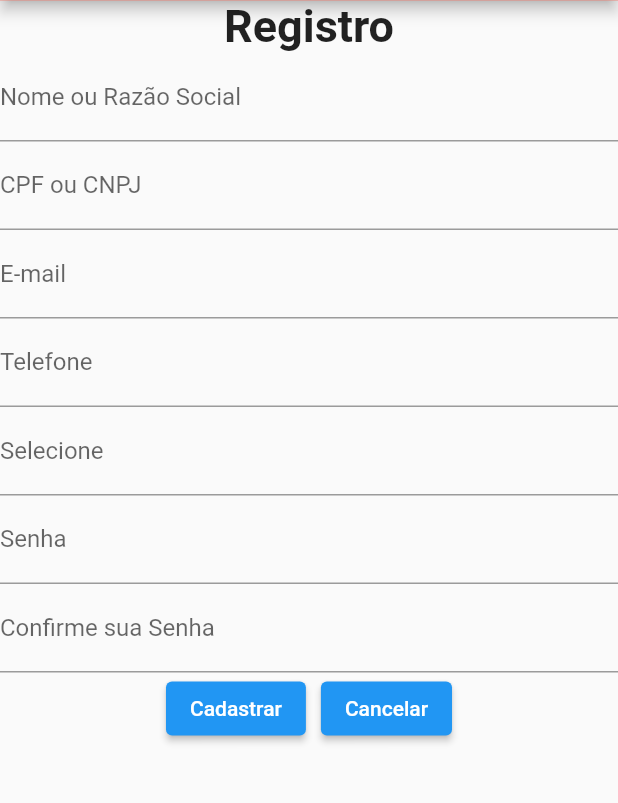
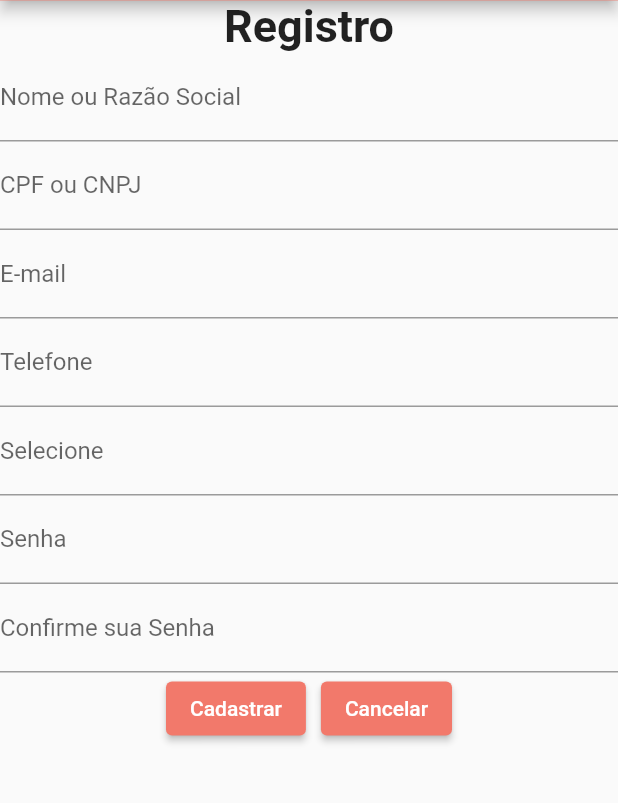
Before and after one commit to brunosecchi/PIVI-CargoBank, a Flutter app: the screen it shows after launch, after a tap on "Crie sua conta", on a phone screen of 412 x 824 dp, the part 185-988 px from its top. Run offline on Flutter 3.47's test engine with Material 2 defaults, Android fonts, the phone set to English and light mode, and no system bars.

Commit message:
create list page + color buttons

```diff
--- a/lib/features/auth/login/login_view.dart
+++ b/lib/features/auth/login/login_view.dart
@@ -31,24 +31,35 @@ class _LoginViewState extends State<LoginView> {
                   controller: _passwordController,
                   decoration: const InputDecoration(label: Text('Senha')),
                 ),
-                ElevatedButton(onPressed: () {}, child: Text('Entrar')),
+
+                SizedBox(
+                  width: 250,
+                  child: ElevatedButton(
+                      style: ElevatedButton.styleFrom(
+                          primary: const Color(0xFFF2796B)),
+                      onPressed: () {
+                        Navigator.pushNamed(context, '/list');
+                      },
+                      child: const Text('Entrar')),
+                ),
+
                 Row(
                   mainAxisAlignment: MainAxisAlignment.spaceBetween,
                   children: const <Widget>[
                     SizedBox(
-                        width: 60,
+                        width: 70,
                         child: Divider(
                           height: 5,
-                          color: Colors.grey,
-                          thickness: 5,
+                          color: Color(0xFFA39797),
+                          thickness: 2,
                         )),
                     Text('Ou'),
                     SizedBox(
-                        width: 60,
+                        width: 70,
                         child: Divider(
-                          height: 5,
-                          color: Colors.grey,
-                          thickness: 5,
+                          height: 100,
+                          color: Color(0xFFA39797),
+                          thickness: 2,
                         )),
                   ],
                 ),
--- a/lib/features/auth/sign_in/sign_in_view.dart
+++ b/lib/features/auth/sign_in/sign_in_view.dart
@@ -64,9 +64,12 @@ class _SignInViewState extends State<SignInView> {
                 Row(
                   mainAxisAlignment: MainAxisAlignment.center,
                   children: [
-                    ElevatedButton(onPressed: () {}, child: Text('Cadastrar')),
-                    SizedBox(width: 10),
+                    ElevatedButton(style: ElevatedButton.styleFrom(primary: const Color(0xFFF2796B)),
+                        onPressed: () {}, child: const Text('Cadastrar')),
+                    const SizedBox(width: 10),
                     ElevatedButton(
+                        style: ElevatedButton.styleFrom(
+                            primary: const Color(0xFFF2796B)),
                         onPressed: () {
                           Navigator.pop(context);
                         },
--- a/lib/routes/route_generator.dart
+++ b/lib/routes/route_generator.dart
@@ -1,8 +1,8 @@
 import 'package:flutter/material.dart';
 import 'package:pii6/features/auth/sign_in/sign_in_view.dart';
 import 'package:pii6/features/splash/splash_view.dart';
-
 import '../features/auth/login/login_view.dart';
+import '../features/new_document/list/list.dart';
 
 class RouteGenerator {
   static Route<dynamic> generateRoute(RouteSettings settings) {
@@ -24,6 +24,12 @@ class RouteGenerator {
         {
           return doNavigation(
             page: const SignInView(),
+          );
+        }
+      case '/list':
+        {
+          return doNavigation(
+            page: List(),
           );
         }
       default:
```
Also changed, not shown: lib/features/new_document/list/list.dart (added, +81 -0 lines).
